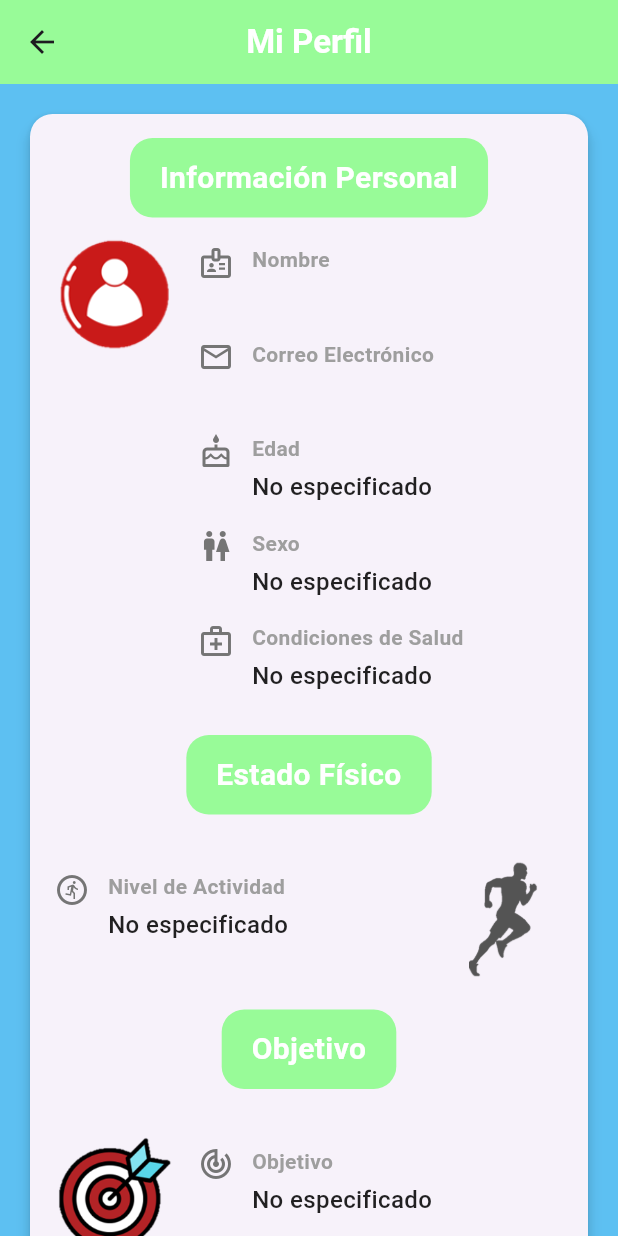
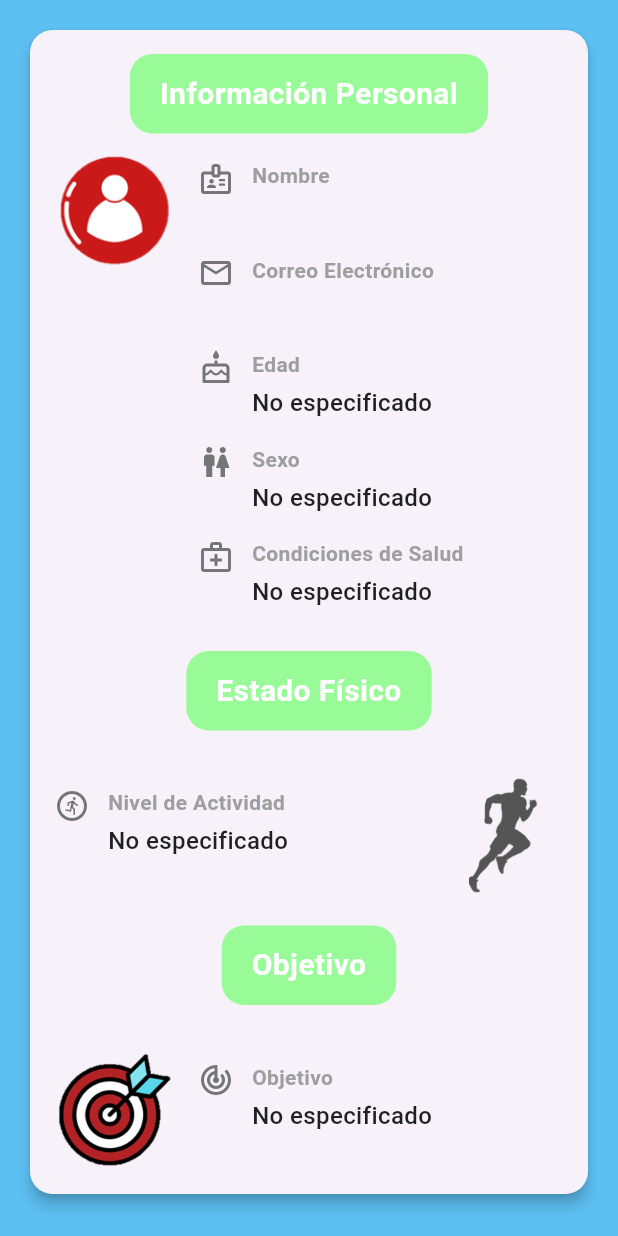
Before and after one commit to Marconic12/App_hackaton, a Flutter app: the Perfil screen opened directly, on a phone screen of 412 x 824 dp. Run offline on Flutter 3.47's test engine with Material 3 defaults, Android fonts, the phone set to English and light mode, and no system bars; our stand-ins replace shared_preferences; accounts and stored records are empty.

Commit message:
mejorando diseño de perfil

```diff
--- a/lib/screens/perfil.dart
+++ b/lib/screens/perfil.dart
@@ -42,12 +42,6 @@ class _PerfilState extends State<Perfil> {
   Widget build(BuildContext context) {
     return Scaffold(
       backgroundColor: AppColor.fondito,
-      appBar: AppBar(
-        title: const Text('Mi Perfil', style: TextStyle(fontWeight: FontWeight.bold, color: Colors.white)),
-        centerTitle: true,
-        backgroundColor: AppColor.primary,
-        elevation: 0,
-      ),
       body: SafeArea(
         child: SingleChildScrollView(
           padding: const EdgeInsets.all(16.0),
```
